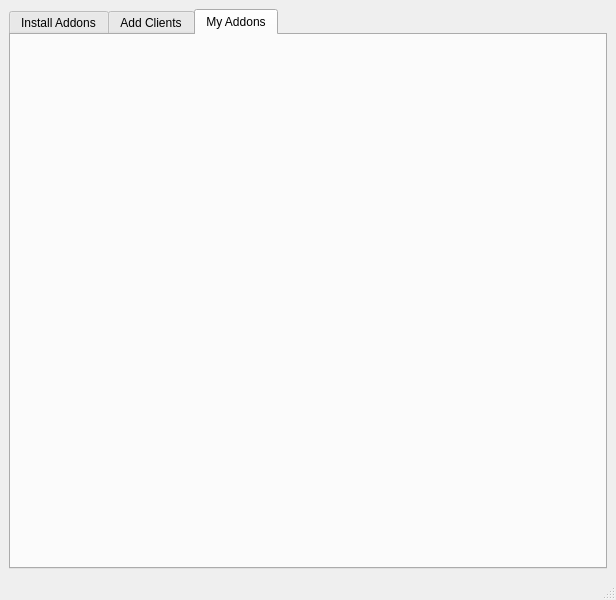
buhfur/Flightmaster, file src/ui/main.ui: the form before one commit.
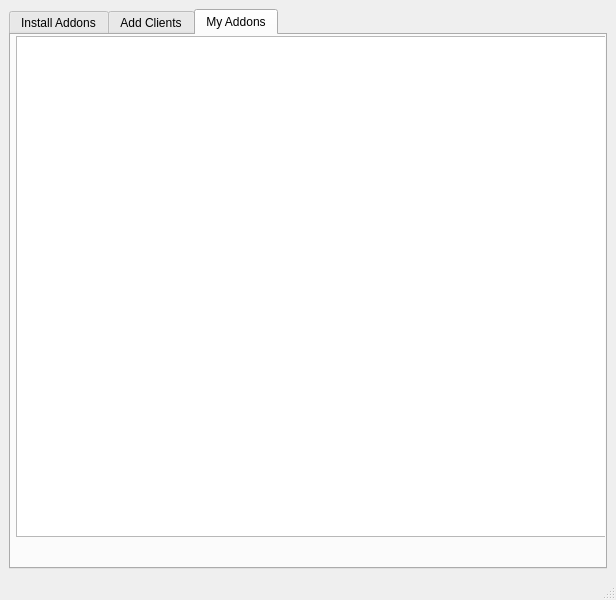
The form after the commit.

Patch:
```diff
--- a/src/ui/main.ui
+++ b/src/ui/main.ui
@@ -204,16 +204,15 @@
        <attribute name="title">
         <string>My Addons</string>
        </attribute>
-       <widget class="QWidget" name="verticalLayoutWidget">
+       <widget class="QListWidget" name="listWidget">
         <property name="geometry">
          <rect>
-          <x>2</x>
-          <y>0</y>
+          <x>5</x>
+          <y>1</y>
           <width>591</width>
-          <height>511</height>
+          <height>501</height>
          </rect>
         </property>
-        <layout class="QVBoxLayout" name="myAddonsLayout"/>
        </widget>
       </widget>
      </widget>
```
Left out of the diff: 2 changed lines with no effect on the pictures.
